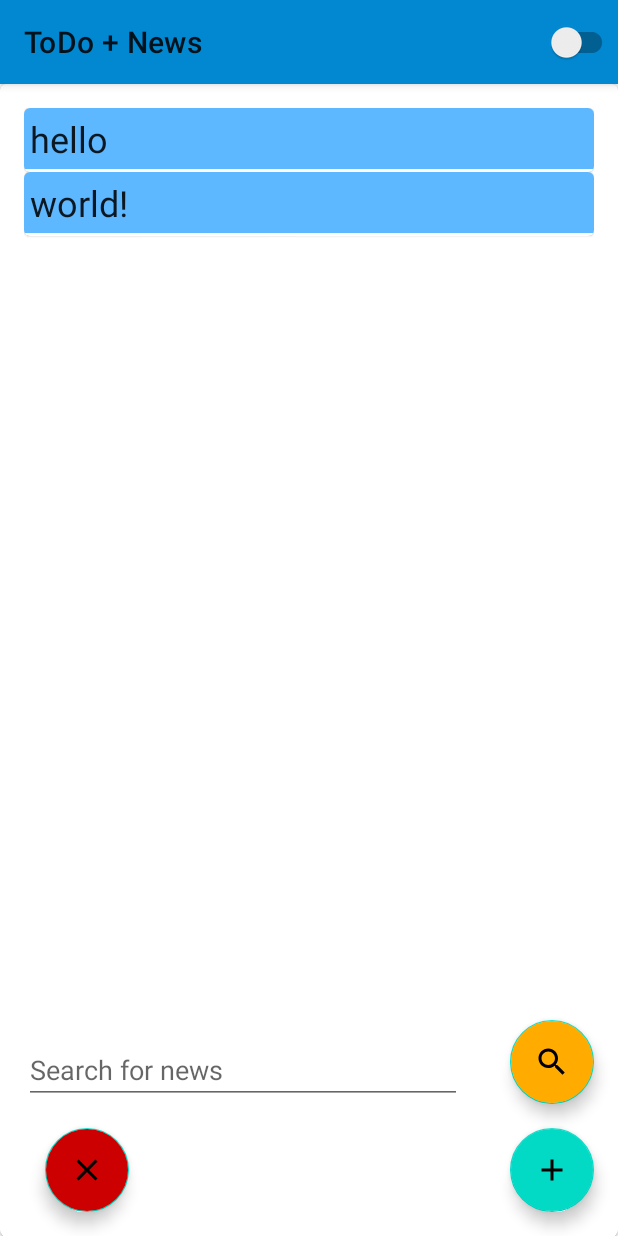
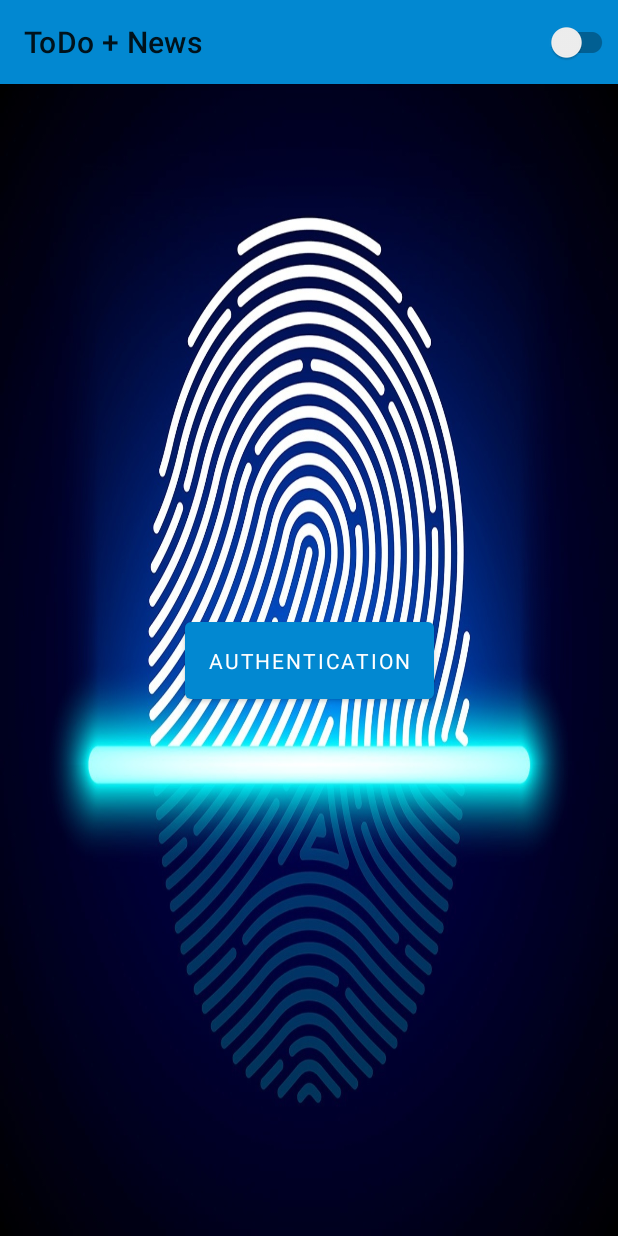
Before and after one commit to msantagiulianab/MVVM-project-using-Android-Jetpack, an Android app: the screen it shows after launch (MainActivity), on a phone screen of 412 x 824 dp. Run offline under Robolectric (Android 15) with nearby library versions, the phone set to English and light mode, and no system bars; our stand-ins replace Dagger/Hilt's generated code, Timber, data binding, navigation-ui; 2 statements that could not run were skipped.

Commit message:
Biometric authentication

```diff
--- a/app/build.gradle
+++ b/app/build.gradle
@@ -56,9 +56,13 @@ dependencies {
     implementation "androidx.core:core-ktx:$rootProject.corektxVersion"
     implementation "com.android.support:multidex:$rootProject.multidexVersion"
 
+    // Biometric
+    implementation "androidx.biometric:biometric-ktx:$rootProject.biometricVersion"
+
     // Room components
     implementation "androidx.room:room-ktx:$rootProject.roomVersion"
     implementation "androidx.recyclerview:recyclerview:$rootProject.recyclerVersion"
+    implementation "org.jetbrains.kotlin:kotlin-stdlib:$kotlin_version"
     kapt "androidx.room:room-compiler:$rootProject.roomVersion"
 
     // Lifecycle components
--- a/app/src/main/AndroidManifest.xml
+++ b/app/src/main/AndroidManifest.xml
@@ -4,6 +4,7 @@
 
     <uses-permission android:name="android.permission.ACCESS_NETWORK_STATE" />
     <uses-permission android:name="android.permission.INTERNET" />
+    <uses-permission android:name="android.permission.USE_BIOMETRIC" />
 
     <application
         android:name=".WordsApplication"
--- /dev/null
+++ b/app/src/main/java/com/example/android/roomwordsample/ui/AuthFragment.kt
@@ -0,0 +1,82 @@
+package com.example.android.roomwordsample.ui
+
+import android.os.Bundle
+import android.view.LayoutInflater
+import android.view.View
+import android.view.ViewGroup
+import android.widget.Toast
+import androidx.appcompat.app.AppCompatActivity
+import androidx.biometric.BiometricPrompt
+import androidx.databinding.DataBindingUtil
+import androidx.fragment.app.Fragment
+import androidx.navigation.fragment.findNavController
+import com.example.android.roomwordsample.R
+import com.example.android.roomwordsample.databinding.FragmentAuthBinding
+import java.util.concurrent.Executors
+
+class AuthFragment : Fragment() {
+
+    private var _binding: FragmentAuthBinding? = null
+    private val binding get() = _binding!!
+
+    private lateinit var biometricPrompt: BiometricPrompt
+
+    private val promptInfo = BiometricPrompt.PromptInfo.Builder()
+        .setTitle("Authenticate yourself")
+        .setNegativeButtonText("Cancel")
+        .build()
+
+    override fun onCreateView(
+        inflater: LayoutInflater, container: ViewGroup?,
+        savedInstanceState: Bundle?
+    ): View {
+
+        val executor = Executors.newSingleThreadExecutor()
+        biometricPrompt =
+            BiometricPrompt(this, executor, object : BiometricPrompt.AuthenticationCallback() {
+
+                override fun onAuthenticationError(errorCode: Int, errString: CharSequence) {
+                    super.onAuthenticationError(errorCode, errString)
+                    if (errorCode == BiometricPrompt.ERROR_NEGATIVE_BUTTON) {
+                        // user clicked negative/cancel button
+                    } else {
+
+                    }
+                }
+
+                override fun onAuthenticationSucceeded(result: BiometricPrompt.AuthenticationResult) {
+                    super.onAuthenticationSucceeded(result)
+                    activity?.runOnUiThread {
+                        findNavController().navigate(R.id.action_authFragment_to_mainFragment)
+                    }
+                }
+
+
+                override fun onAuthenticationFailed() {
+                    super.onAuthenticationFailed()
+                    activity?.runOnUiThread {
+                        Toast.makeText(
+                            context,
+                            "Authentication failed! Please try again.",
+                            Toast.LENGTH_SHORT
+                        ).show()
+                    }
+                }
+            })
+
+        _binding = DataBindingUtil.inflate(inflater, R.layout.fragment_auth, container, false)
+
+        (context as AppCompatActivity).supportActionBar!!.title = getString(R.string.app_name)
+
+        return binding.root
+    }
+
+
+    override fun onViewCreated(view: View, savedInstanceState: Bundle?) {
+        super.onViewCreated(view, savedInstanceState)
+
+        binding.btnAuthenticate.setOnClickListener {
+            biometricPrompt.authenticate(promptInfo)
+        }
+    }
+}
--- a/app/src/main/java/com/example/android/roomwordsample/ui/MainActivity.kt
+++ b/app/src/main/java/com/example/android/roomwordsample/ui/MainActivity.kt
@@ -43,7 +43,7 @@ class MainActivity : AppCompatActivity() {
         val navController = host.navController
 
         appBarConfiguration = AppBarConfiguration(
-            setOf(R.id.mainFragment)
+            setOf(R.id.mainFragment, R.id.authFragment)
         )
 
         setupActionBarWithNavController(navController, appBarConfiguration)
--- /dev/null
+++ b/app/src/main/res/layout/fragment_auth.xml
@@ -0,0 +1,26 @@
+<?xml version="1.0" encoding="utf-8"?>
+
+<layout xmlns:android="http://schemas.android.com/apk/res/android"
+    xmlns:app="http://schemas.android.com/apk/res-auto"
+    xmlns:tools="http://schemas.android.com/tools">
+
+    <androidx.constraintlayout.widget.ConstraintLayout
+        android:layout_width="match_parent"
+        android:layout_height="match_parent"
+        android:background="@drawable/fingerprint"
+        app:cardCornerRadius="@dimen/card_corner_radius"
+        app:cardElevation="@dimen/no_elevation"
+        tools:context=".ui.AuthFragment">
+
+        <Button
+            android:id="@+id/btn_authenticate"
+            style="@style/button_authentication"
+            android:text="@string/authentication"
+            app:layout_constraintBottom_toBottomOf="parent"
+            app:layout_constraintEnd_toEndOf="parent"
+            app:layout_constraintStart_toStartOf="parent"
+            app:layout_constraintTop_toTopOf="parent" />
+
+    </androidx.constraintlayout.widget.ConstraintLayout>
+
+</layout>
--- a/app/src/main/res/navigation/nav_graph.xml
+++ b/app/src/main/res/navigation/nav_graph.xml
@@ -3,7 +3,7 @@
     xmlns:app="http://schemas.android.com/apk/res-auto"
     xmlns:tools="http://schemas.android.com/tools"
     android:id="@+id/nav_graph"
-    app:startDestination="@id/mainFragment">
+    app:startDestination="@id/authFragment">
 
     <fragment
         android:id="@+id/mainFragment"
@@ -54,6 +54,18 @@
             android:name="url_article"
             app:argType="string" />
     </fragment>
+    <fragment
+        android:id="@+id/authFragment"
+        android:name="com.example.android.roomwordsample.ui.AuthFragment"
+        android:label="fragment_auth"
+        tools:layout="@layout/fragment_auth">
+        <action
+            android:id="@+id/action_authFragment_to_mainFragment"
+            app:destination="@id/mainFragment"
+            app:launchSingleTop="true"
+            app:popUpTo="@+id/nav_graph"
+            app:popUpToInclusive="true" />
+    </fragment>
 
 
 </navigation>
--- a/app/src/main/res/values/strings.xml
+++ b/app/src/main/res/values/strings.xml
@@ -26,4 +26,5 @@
     <string name="click_to_add_a_word">Click to add a word</string>
     <string name="click_to_search_for_news">Click to search for news</string>
     <string name="click_to_clear_the_database">Click to clear the database</string>
+    <string name="authentication">Authentication</string>
 </resources>
--- a/app/src/main/res/values/styles.xml
+++ b/app/src/main/res/values/styles.xml
@@ -195,4 +195,10 @@
         <item name="android:layout_centerInParent">true</item>
         <item name="android:layout_marginTop">@dimen/big_margin</item>
     </style>
+
+    <style name="button_authentication">
+        <item name="android:layout_width">wrap_content</item>
+        <item name="android:layout_height">wrap_content</item>
+        <item name="android:padding">@dimen/medium_padding</item>
+    </style>
 </resources>
--- a/build.gradle
+++ b/build.gradle
@@ -34,6 +34,7 @@ task clean(type: Delete) {
 ext {
     activityVersion = '1.2.0'
     appCompatVersion = '1.2.0'
+    biometricVersion = '1.2.0-alpha03'
     constraintLayoutVersion = '2.0.4'
     corektxVersion = '1.3.2'
     coreTestingVersion = '2.1.0'
```
Also changed, not shown: app/src/main/fingerprint_background-playstore.png (added), app/src/main/res/drawable-v24/fingerprint.jpg (added).
